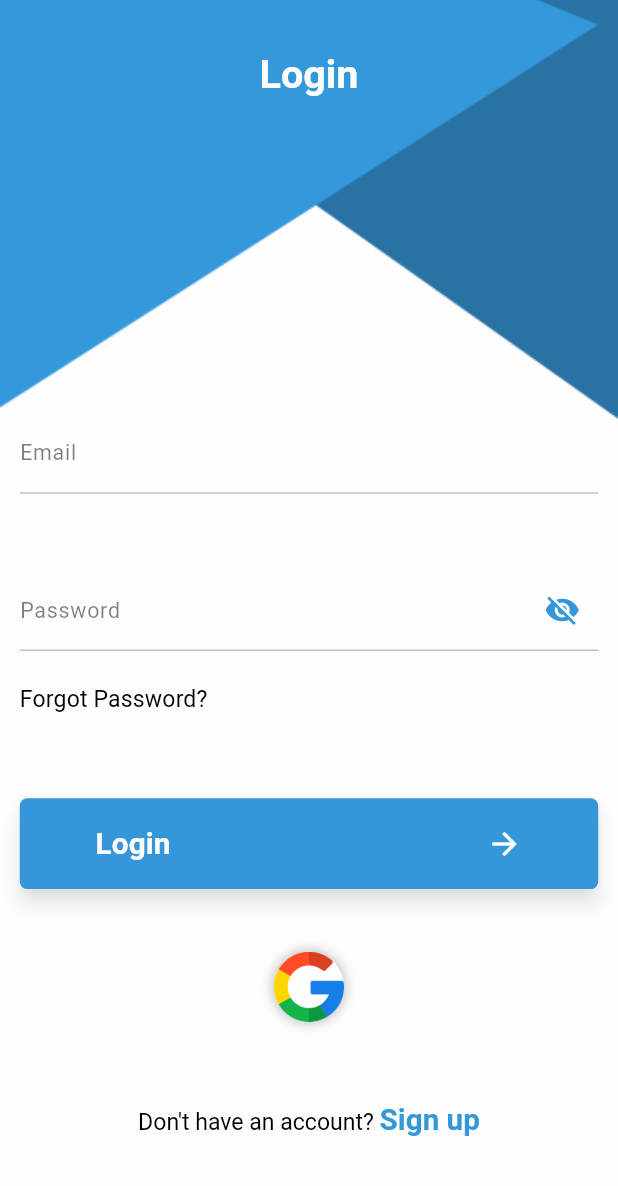
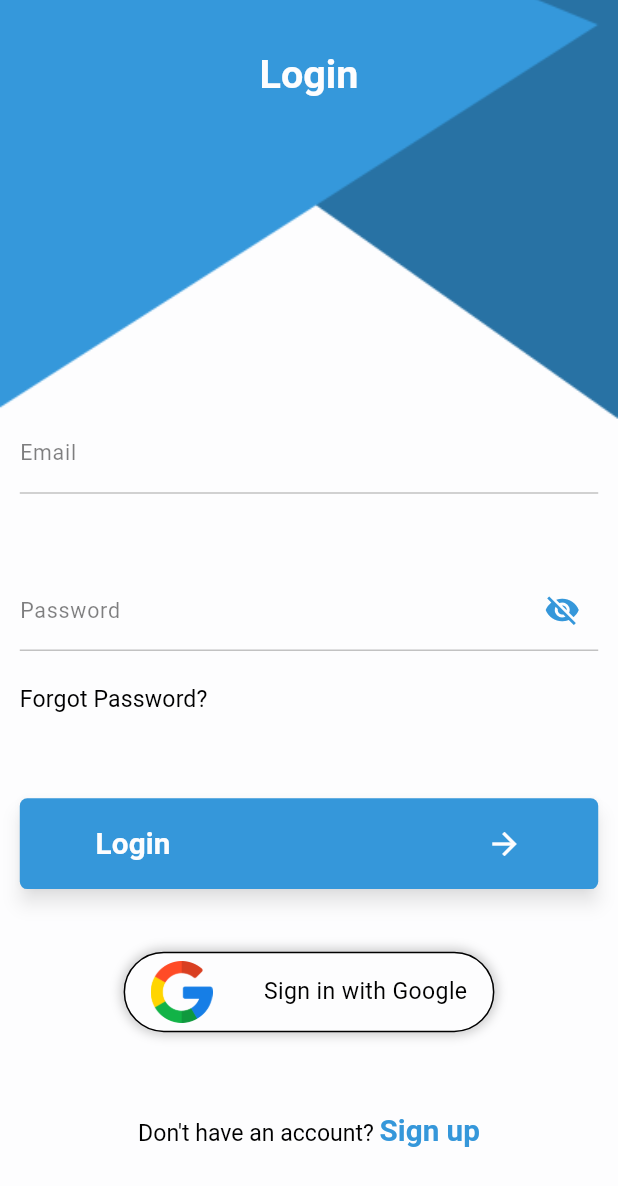
Before and after one commit to khaledNat3y/chat_app, a Flutter app: the screen it shows after launch, on a phone screen of 412 x 824 dp. Shown: the top 1186 px of the screen. Run offline on Flutter 3.47's test engine with Material 3 defaults, Android fonts, the phone set to English and light mode, and no system bars; our stand-ins replace bloc, firebase_auth, firebase_core, flutter_bloc, flutter_easyloading, flutter_screenutil and 4 more; accounts and stored records are empty; generated files the repository leaves out were written again.

Commit message:
-added google sign in.

```diff
--- a/lib/features/login/ui/widgets/login_with_google_widget.dart
+++ b/lib/features/login/ui/widgets/login_with_google_widget.dart
@@ -1,4 +1,8 @@
+import 'package:chat_app/core/routing/app_router.dart';
+import 'package:chat_app/core/theming/app_theme.dart';
+import 'package:chat_app/features/login/logic/login_cubit.dart';
 import 'package:flutter/material.dart';
+import 'package:flutter_bloc/flutter_bloc.dart';
 import 'package:flutter_screenutil/flutter_screenutil.dart';
 
 import '../../../../core/constants/app_assets.dart';
@@ -10,10 +14,17 @@ class LoginWithGoogleWidget extends StatelessWidget {
   @override
   Widget build(BuildContext context) {
     return GestureDetector(
-      onTap: () {},
+      onTap: () async{
+        await context.read<LoginCubit>().signInWithGoogle();
+      },
       child: Container(
+        width: MediaQuery.sizeOf(context).width * 0.6,
+        height: MediaQuery.sizeOf(context).width * 0.13,
         decoration: BoxDecoration(
-          shape: BoxShape.circle,
+          color: AppColors.white,
+          shape: BoxShape.rectangle,
+          borderRadius: BorderRadius.circular(30.r),
+          border: Border.all(color: AppColors.black),
           boxShadow: [
             BoxShadow(
               color: Colors.black.withOpacity(0.2),
@@ -22,10 +33,19 @@ class LoginWithGoogleWidget extends StatelessWidget {
             ),
           ],
         ),
-        child: CircleAvatar(
-          radius: 23.r,
-          backgroundColor: AppColors.white,
-          child: Image.asset(AppAssets.google),
+        child: Row(
+          mainAxisAlignment: MainAxisAlignment.spaceAround,
+          children: [
+            Image.asset(
+              AppAssets.google,
+              width: MediaQuery.sizeOf(context).width * 0.1,
+              height: MediaQuery.sizeOf(context).width * 0.1,
+            ),
+            Text(
+              'Sign in with Google',
+              style: AppTheme.font14BlackRegular,
+            ),
+          ],
         ),
       ),
     );
--- a/pubspec.yaml
+++ b/pubspec.yaml
@@ -63,6 +63,7 @@ dependencies:
   build_runner: ^2.4.12
   internet_connection_checker: ^2.0.0
   flutter_easyloading: ^3.0.5
+  google_sign_in: ^6.2.1
 
 
 dev_dependencies:
```
Also changed, not shown: lib/features/login/data/login_repository/login_remote_data_source/login_remote_data_source.dart (+18 -0 lines), lib/features/login/data/login_repository/login_repository.dart (+7 -0 lines), lib/features/login/logic/login_cubit.dart (+10 -0 lines), pubspec.lock.
